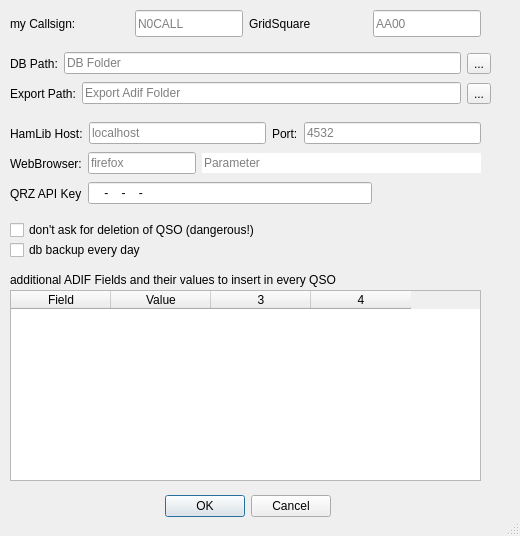
Before: the Qt Designer form settings.ui in radiomatz/QLogBook, drawn with Qt 5.
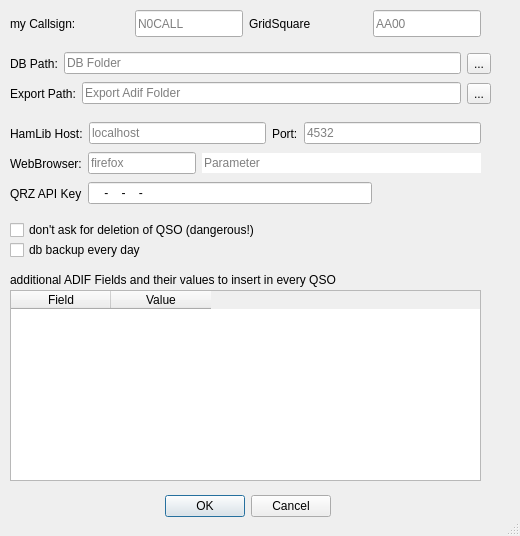
After: the same form once the commit is applied.

Patch:
```diff
--- a/settings.ui
+++ b/settings.ui
@@ -282,7 +282,7 @@
     </rect>
    </property>
    <property name="columnCount">
-    <number>4</number>
+    <number>2</number>
    </property>
    <column>
     <property name="text">
@@ -300,8 +300,6 @@
      <string>Value</string>
     </property>
    </column>
-   <column/>
-   <column/>
   </widget>
   <widget class="QCheckBox" name="dontaskfordelete">
    <property name="geometry">
```
